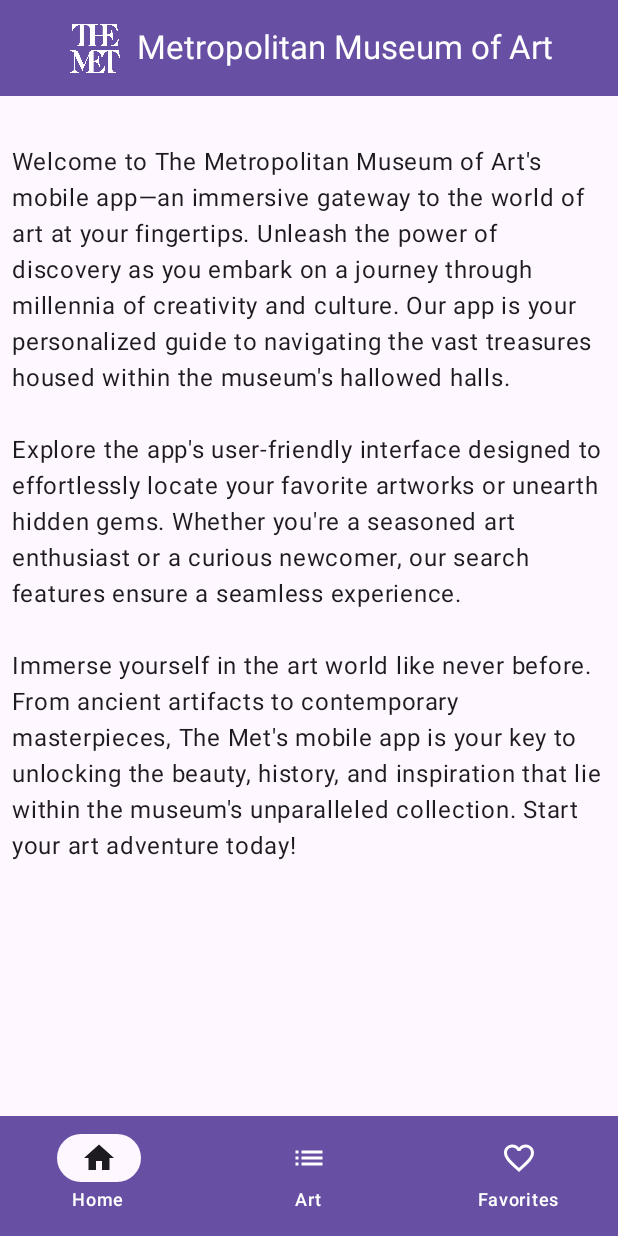
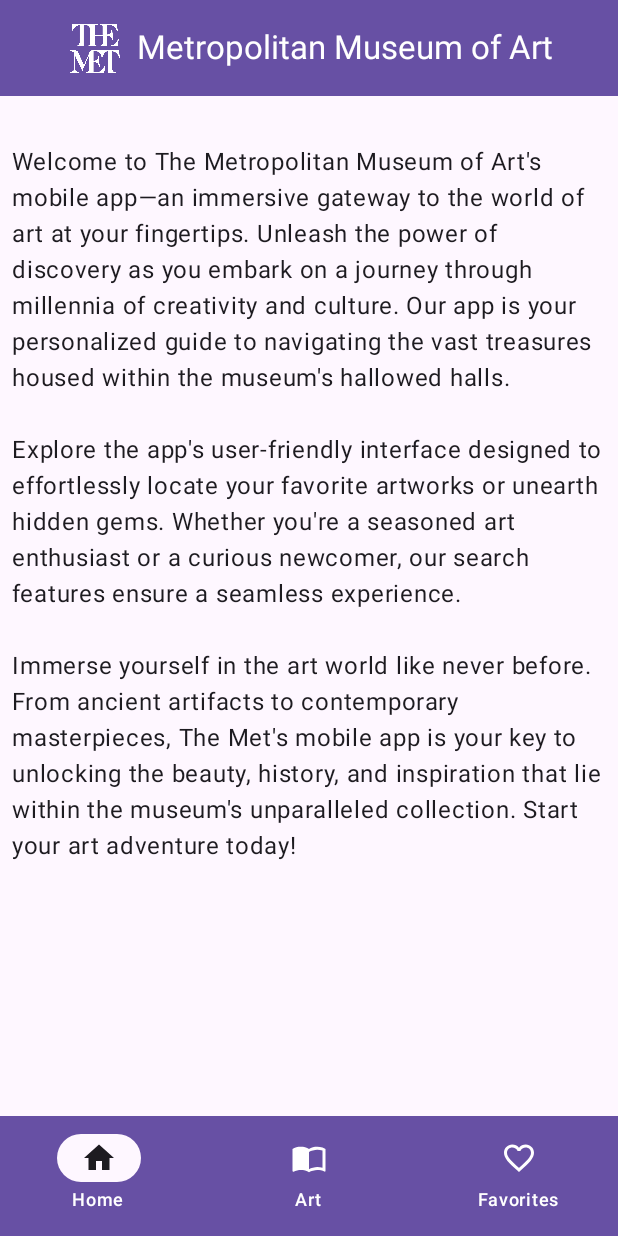
Before and after one commit to sebastiaanDelodder/Android-MetMuseum, an Android app built with Jetpack Compose: the screen it shows after launch (MainActivity), on a phone screen of 412 x 824 dp. Run offline under Robolectric (Android 15) with nearby library versions, the phone set to English and light mode, and no system bars; our stand-ins replace window size class.

Commit message:
Change icon

```diff
--- a/app/build.gradle.kts
+++ b/app/build.gradle.kts
@@ -61,6 +61,7 @@ dependencies {
     implementation("androidx.compose.ui:ui-tooling-preview")
     implementation("androidx.navigation:navigation-compose:2.7.6")
     implementation("androidx.compose.material3:material3")
+    implementation("androidx.compose.material:material-icons-extended")
     implementation("androidx.compose.material3:material3-window-size-class:1.1.2")
     testImplementation("junit:junit:4.13.2")
     androidTestImplementation("androidx.test.ext:junit:1.1.5")
--- a/app/src/main/java/com/example/metmuseum/ui/components/BottomBar.kt
+++ b/app/src/main/java/com/example/metmuseum/ui/components/BottomBar.kt
@@ -4,6 +4,8 @@ import androidx.compose.material.icons.Icons
 import androidx.compose.material.icons.filled.FavoriteBorder
 import androidx.compose.material.icons.filled.Home
 import androidx.compose.material.icons.filled.List
+import androidx.compose.material.icons.outlined.Archive
+import androidx.compose.material.icons.outlined.ImportContacts
 import androidx.compose.material3.BottomAppBar
 import androidx.compose.material3.Icon
 import androidx.compose.material3.IconButton
@@ -65,7 +67,7 @@ fun BottomBar(
         NavigationBarItem(
             icon = {
                 Icon(
-                    imageVector = Icons.Default.List,
+                    imageVector = Icons.Outlined.ImportContacts,
                     contentDescription = null,
                 )
             },
--- a/app/src/main/java/com/example/metmuseum/ui/components/SideBarApp.kt
+++ b/app/src/main/java/com/example/metmuseum/ui/components/SideBarApp.kt
@@ -10,6 +10,7 @@ import androidx.compose.material.icons.Icons
 import androidx.compose.material.icons.filled.FavoriteBorder
 import androidx.compose.material.icons.filled.Home
 import androidx.compose.material.icons.filled.List
+import androidx.compose.material.icons.outlined.ImportContacts
 import androidx.compose.material3.Icon
 import androidx.compose.material3.MaterialTheme
 import androidx.compose.material3.NavigationBarItemDefaults
@@ -72,7 +73,7 @@ fun SideBarApp(
             NavigationRailItem(
                 icon = {
                     Icon(
-                        imageVector = Icons.Default.List,
+                        imageVector = Icons.Outlined.ImportContacts,
                         contentDescription = null,
                     )
                 },
```
